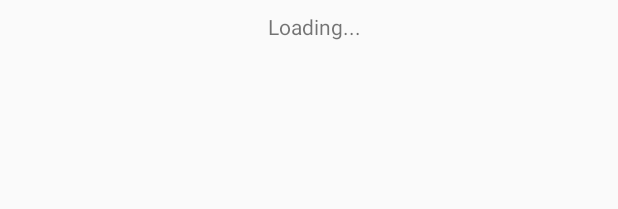
After one commit to shucc/RecyclerViewDemo, an Android app: the layout footer_view_load_more.xml on its own in the app's theme, with its tools: preview values and no code run, on a phone screen of 412 x 824 dp. The commit adds this screen. Shown: the top 209 px of the screen. Run offline under Robolectric (Android 15) with nearby library versions, the phone set to English and light mode, and no system bars.

Commit message:
滑动加载更多数据

```diff
--- a/app/src/main/java/cchao/org/recyclerapplication/DividerItemDecoration.java
+++ b/app/src/main/java/cchao/org/recyclerapplication/DividerItemDecoration.java
@@ -10,7 +10,7 @@ import android.support.v7.widget.RecyclerView;
 import android.view.View;
 
 /**
- * 分割线
+ * the divider
  * Created by chenchao on 15/11/23.
  */
 public class DividerItemDecoration extends RecyclerView.ItemDecoration {
--- a/app/src/main/res/layout/activity_main.xml
+++ b/app/src/main/res/layout/activity_main.xml
@@ -7,7 +7,7 @@
 
     <android.support.v7.widget.RecyclerView
         android:id="@+id/recyclerview"
-        android:padding="8dp"
+        android:padding="@dimen/recyclerview_padding"
         android:layout_width="match_parent"
         android:layout_height="match_parent">
 
--- /dev/null
+++ b/app/src/main/res/layout/footer_view_load_more.xml
@@ -0,0 +1,24 @@
+<?xml version="1.0" encoding="utf-8"?>
+<LinearLayout xmlns:android="http://schemas.android.com/apk/res/android"
+    android:layout_width="match_parent"
+    android:layout_height="wrap_content"
+    android:layout_gravity="center_horizontal"
+    android:gravity="center"
+    android:orientation="horizontal"
+    android:paddingBottom="@dimen/recyclerview_padding"
+    android:paddingTop="@dimen/recyclerview_padding">
+
+    <ProgressBar
+        android:id="@+id/pb_progressBar"
+        android:layout_width="@dimen/progressBar_size"
+        android:layout_height="@dimen/progressBar_size"
+        android:visibility="gone" />
+
+    <TextView
+        android:id="@+id/tv_text"
+        android:layout_width="wrap_content"
+        android:layout_height="wrap_content"
+        android:layout_marginLeft="@dimen/recyclerview_padding"
+        android:text="Loading..." />
+
+</LinearLayout>
--- a/app/src/main/res/layout/recyclerview_item.xml
+++ b/app/src/main/res/layout/recyclerview_item.xml
@@ -3,13 +3,13 @@
     android:background="@drawable/recycler_item_click"
     android:clickable="true"
     android:layout_width="match_parent"
-    android:layout_height="100dp">
+    android:layout_height="@dimen/recyclerview_item_height">
 
     <TextView
         android:id="@+id/recyclerview_text"
         android:gravity="center"
         android:text="Fragment2_item"
-        android:textSize="16sp"
+        android:textSize="@dimen/text_size"
         android:textColor="@color/general_black"
         android:layout_width="match_parent"
         android:layout_height="match_parent" />
--- a/app/src/main/res/values/colors.xml
+++ b/app/src/main/res/values/colors.xml
@@ -2,18 +2,18 @@
 <resources>
     <color name="colorPrimary">#3F51B5</color>
     <color name="colorPrimaryDark">#303F9F</color>
-    <color name="colorAccent">#FF4081</color>
+    <color name="colorAccent">#303F9F</color>
 
-    <!--普通-->
+    <!--general color-->
     <color name="general_black">#dd000000</color>
     <color name="general_white">#ffffffff</color>
-    <!-- 减淡-->
+    <!-- fade color-->
     <color name="fades_black">#89000000</color>
     <color name="fades_white">#b2ffffff</color>
-    <!-- 禁用/警告-->
+    <!-- disabled color-->
     <color name="disabled_black">#42000000</color>
     <color name="disabled_white">#4cffffff</color>
-    <!-- 分割线-->
+    <!-- divider color-->
     <color name="divide_black">#1e000000</color>
     <color name="divide_white">#1effffff</color>
 </resources>
--- a/app/src/main/res/values/dimens.xml
+++ b/app/src/main/res/values/dimens.xml
@@ -2,4 +2,11 @@
     <!-- Default screen margins, per the Android Design guidelines. -->
     <dimen name="activity_horizontal_margin">16dp</dimen>
     <dimen name="activity_vertical_margin">16dp</dimen>
+
+    <dimen name="recyclerview_padding">8dp</dimen>
+    <dimen name="recyclerview_item_height">100dp</dimen>
+
+    <dimen name="progressBar_size">30dp</dimen>
+
+    <dimen name="text_size">16sp</dimen>
 </resources>
```
Also changed, not shown: app/src/main/java/cchao/org/recyclerapplication/MainActivity.java (+54 -9 lines), app/src/main/java/cchao/org/recyclerapplication/OnLoadMoreListener.java (added, +9 -0 lines), app/src/main/java/cchao/org/recyclerapplication/RecyclerAdapter.java (+86 -19 lines).
